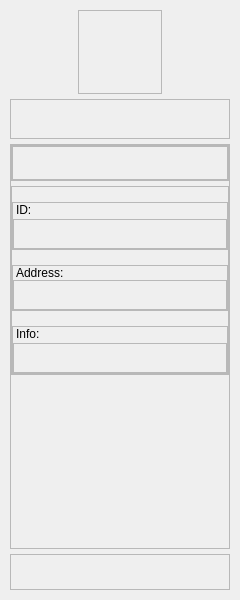
This is gui/uis/columns/right_column.ui in NoodleGodz/Final-Project-Python as Qt 5 draws it before an edit. The edited form follows.
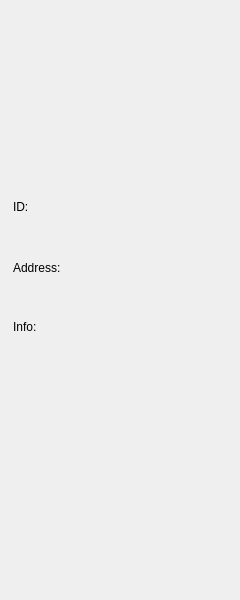
This is the edited form.

The edit to the form file:
```diff
--- a/gui/uis/columns/right_column.ui
+++ b/gui/uis/columns/right_column.ui
@@ -66,7 +66,7 @@
           </size>
          </property>
          <property name="frameShape">
-          <enum>QFrame::StyledPanel</enum>
+          <enum>QFrame::NoFrame</enum>
          </property>
          <property name="frameShadow">
           <enum>QFrame::Plain</enum>
@@ -103,7 +103,7 @@
 color: rgb(224, 108, 117);</string>
          </property>
          <property name="frameShape">
-          <enum>QFrame::StyledPanel</enum>
+          <enum>QFrame::NoFrame</enum>
          </property>
          <property name="frameShadow">
           <enum>QFrame::Raised</enum>
@@ -130,7 +130,7 @@
        <item>
         <widget class="QFrame" name="frame_2">
          <property name="frameShape">
-          <enum>QFrame::StyledPanel</enum>
+          <enum>QFrame::NoFrame</enum>
          </property>
          <property name="frameShadow">
           <enum>QFrame::Raised</enum>
@@ -160,7 +160,7 @@
              </size>
             </property>
             <property name="frameShape">
-             <enum>QFrame::StyledPanel</enum>
+             <enum>QFrame::NoFrame</enum>
             </property>
             <property name="frameShadow">
              <enum>QFrame::Raised</enum>
@@ -181,7 +181,7 @@
              <item>
               <widget class="QFrame" name="frame_cstmr_back">
                <property name="frameShape">
-                <enum>QFrame::StyledPanel</enum>
+                <enum>QFrame::NoFrame</enum>
                </property>
                <property name="frameShadow">
                 <enum>QFrame::Raised</enum>
@@ -217,7 +217,7 @@
              </size>
             </property>
             <property name="frameShape">
-             <enum>QFrame::StyledPanel</enum>
+             <enum>QFrame::NoFrame</enum>
             </property>
             <property name="frameShadow">
              <enum>QFrame::Raised</enum>
@@ -247,7 +247,7 @@
                 </size>
                </property>
                <property name="frameShape">
-                <enum>QFrame::StyledPanel</enum>
+                <enum>QFrame::NoFrame</enum>
                </property>
                <property name="frameShadow">
                 <enum>QFrame::Raised</enum>
@@ -302,7 +302,7 @@
                    </size>
                   </property>
                   <property name="frameShape">
-                   <enum>QFrame::StyledPanel</enum>
+                   <enum>QFrame::NoFrame</enum>
                   </property>
                   <property name="frameShadow">
                    <enum>QFrame::Raised</enum>
@@ -338,7 +338,7 @@
                 </size>
                </property>
                <property name="frameShape">
-                <enum>QFrame::StyledPanel</enum>
+                <enum>QFrame::NoFrame</enum>
                </property>
                <property name="frameShadow">
                 <enum>QFrame::Raised</enum>
@@ -393,7 +393,7 @@
                    </size>
                   </property>
                   <property name="frameShape">
-                   <enum>QFrame::StyledPanel</enum>
+                   <enum>QFrame::NoFrame</enum>
                   </property>
                   <property name="frameShadow">
                    <enum>QFrame::Raised</enum>
@@ -429,7 +429,7 @@
                 </size>
                </property>
                <property name="frameShape">
-                <enum>QFrame::StyledPanel</enum>
+                <enum>QFrame::NoFrame</enum>
                </property>
                <property name="frameShadow">
                 <enum>QFrame::Raised</enum>
@@ -484,7 +484,7 @@
                    </size>
                   </property>
                   <property name="frameShape">
-                   <enum>QFrame::StyledPanel</enum>
+                   <enum>QFrame::NoFrame</enum>
                   </property>
                   <property name="frameShadow">
                    <enum>QFrame::Raised</enum>
@@ -526,7 +526,7 @@
           </size>
          </property>
          <property name="frameShape">
-          <enum>QFrame::StyledPanel</enum>
+          <enum>QFrame::NoFrame</enum>
          </property>
          <property name="frameShadow">
           <enum>QFrame::Raised</enum>
```
